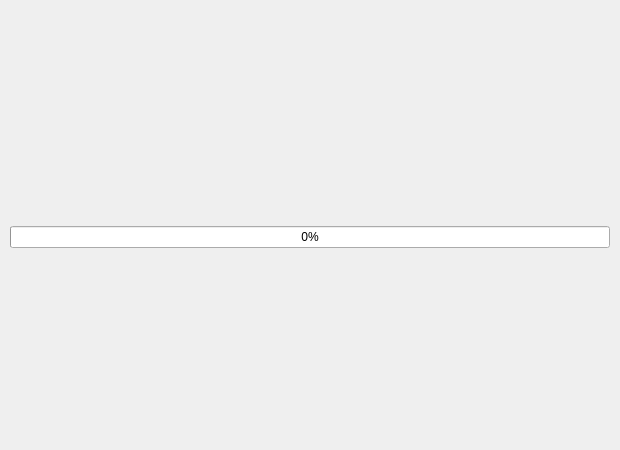
This is src/ui/InstallerWindow.ui in Noscka/Norzkas-Custom-Gamma-Installer as Qt 5 draws it before an edit. The edited form follows.
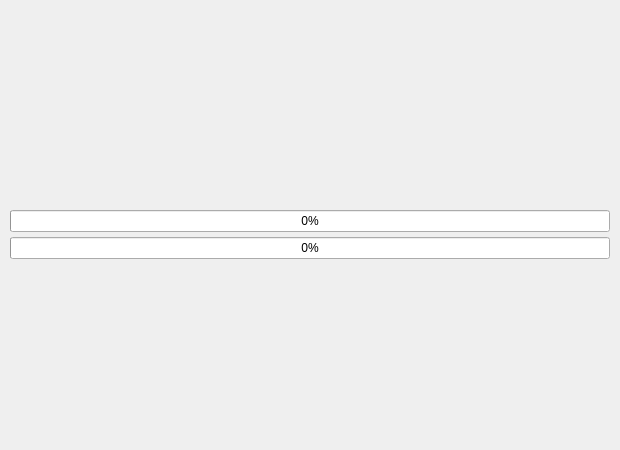
This is the edited form. The open tabs and pages were chosen to show the change. Icons and pictures are not drawn. Custom widgets are drawn as their Qt base class.

Patch:
```diff
--- a/src/ui/InstallerWindow.ui
+++ b/src/ui/InstallerWindow.ui
@@ -412,7 +412,20 @@
          </spacer>
         </item>
         <item>
-         <widget class="MultiThreadProgress" name="ProgressContainer" native="true"/>
+         <widget class="QProgressBar" name="CurrentProgressBar">
+          <property name="minimum">
+           <number>0</number>
+          </property>
+          <property name="maximum">
+           <number>100</number>
+          </property>
+          <property name="value">
+           <number>0</number>
+          </property>
+          <property name="alignment">
+           <set>Qt::AlignmentFlag::AlignCenter</set>
+          </property>
+         </widget>
         </item>
         <item>
          <widget class="QProgressBar" name="TotalProgressBar">
@@ -594,13 +607,7 @@
   <customwidget>
    <class>InstallPathWidget</class>
    <extends>QWidget</extends>
-   <header>CustomWidgets/InstallPathWidget.hpp</header>
-   <container>1</container>
-  </customwidget>
-  <customwidget>
-   <class>MultiThreadProgress</class>
-   <extends>QWidget</extends>
-   <header>CustomWidgets/MultiThreadProgress.hpp</header>
+   <header>include/NCGI/widget/InstallPathWidget.hpp</header>
    <container>1</container>
   </customwidget>
  </customwidgets>
```
